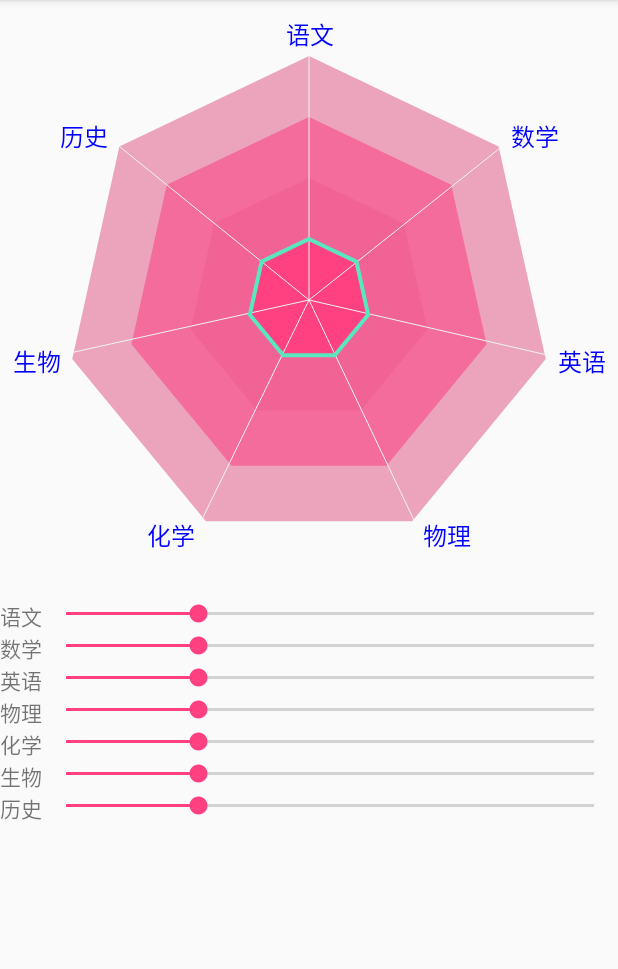
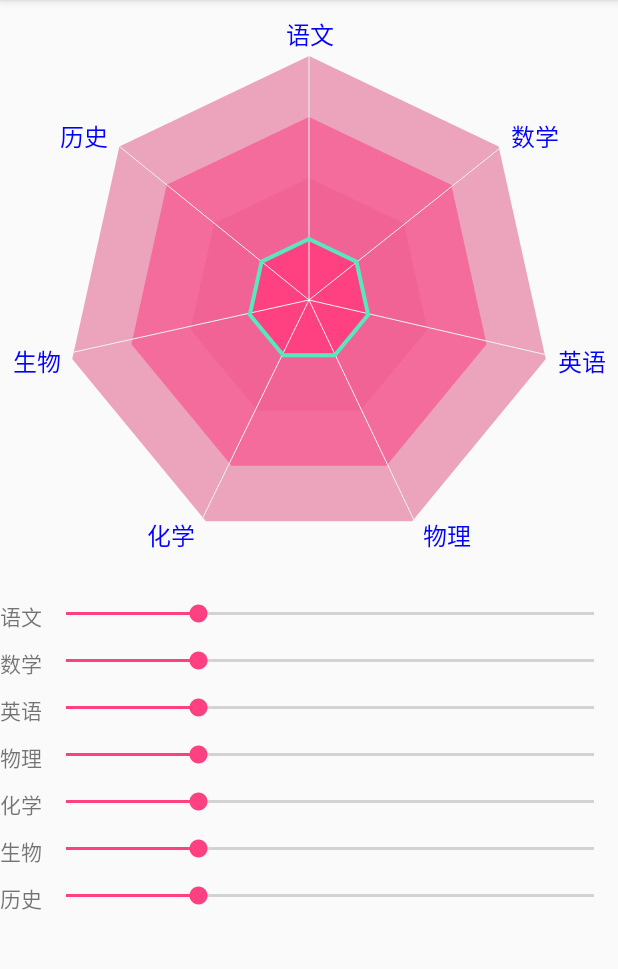
Before and after one commit to 252162875/MyDemos, an Android app: the PolygonActivity screen opened directly, with no data from a screen before it, on a phone screen of 412 x 824 dp, the part 84-1053 px from its top. Run offline under Robolectric (Android 15) with nearby library versions, the phone set to English and light mode, and no system bars; our stand-ins replace ButterKnife.

Commit message:
优化菱形控件页面进度条显示

```diff
--- a/app/src/main/res/layout/activity_polygon.xml
+++ b/app/src/main/res/layout/activity_polygon.xml
@@ -10,17 +10,21 @@
         android:layout_height="wrap_content"
         android:layout_gravity="center"
         android:padding="5dp" />
+    <ScrollView
+        android:layout_width="match_parent"
+        android:layout_height="match_parent"
+        android:layout_weight="0">
 
     <LinearLayout
         android:layout_width="match_parent"
         android:layout_height="match_parent"
-        android:layout_weight="0"
         android:orientation="vertical">
 
         <LinearLayout
             android:layout_width="match_parent"
             android:layout_height="wrap_content"
             android:layout_gravity="center"
+            android:layout_marginBottom="10dp"
             android:orientation="horizontal">
 
             <TextView
@@ -42,6 +46,7 @@
             android:layout_width="match_parent"
             android:layout_height="wrap_content"
             android:layout_gravity="center"
+            android:layout_marginBottom="10dp"
             android:orientation="horizontal">
 
             <TextView
@@ -63,6 +68,7 @@
             android:layout_width="match_parent"
             android:layout_height="wrap_content"
             android:layout_gravity="center"
+            android:layout_marginBottom="10dp"
             android:orientation="horizontal">
 
             <TextView
@@ -84,6 +90,7 @@
             android:layout_width="match_parent"
             android:layout_height="wrap_content"
             android:layout_gravity="center"
+            android:layout_marginBottom="10dp"
             android:orientation="horizontal">
 
             <TextView
@@ -106,6 +113,7 @@
             android:layout_width="match_parent"
             android:layout_height="wrap_content"
             android:layout_gravity="center"
+            android:layout_marginBottom="10dp"
             android:orientation="horizontal">
 
             <TextView
@@ -128,6 +136,7 @@
             android:layout_width="match_parent"
             android:layout_height="wrap_content"
             android:layout_gravity="center"
+            android:layout_marginBottom="10dp"
             android:orientation="horizontal">
 
             <TextView
@@ -150,6 +159,7 @@
             android:layout_width="match_parent"
             android:layout_height="wrap_content"
             android:layout_gravity="center"
+            android:layout_marginBottom="10dp"
             android:orientation="horizontal">
 
             <TextView
@@ -167,6 +177,7 @@
 
         </LinearLayout>
     </LinearLayout>
+    </ScrollView>
 
 
 </LinearLayout>
```
